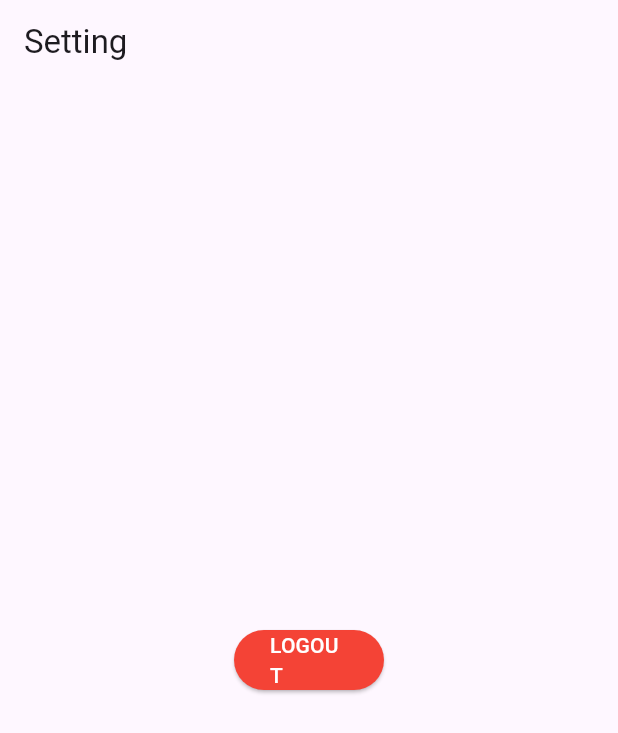
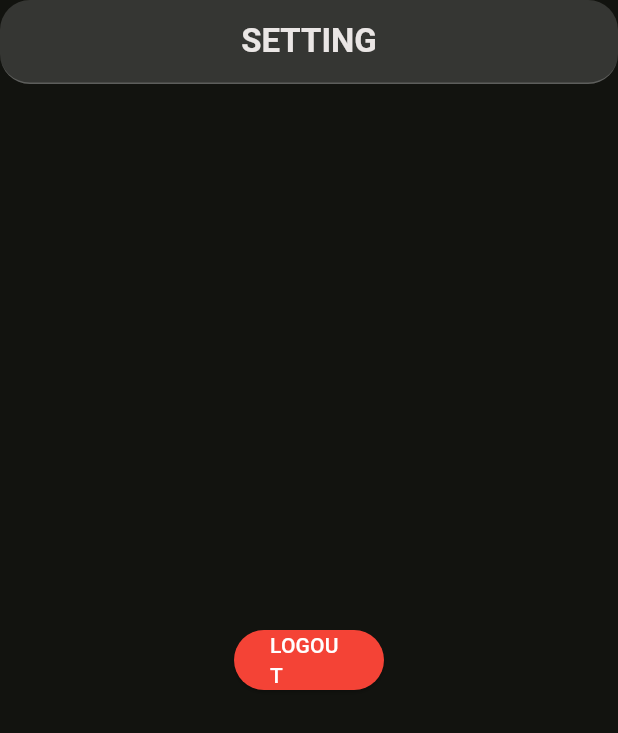
Before and after one commit to AbdulReyza/kelompok_2, a Flutter app: the SettingPage screen opened directly, on a phone screen of 412 x 824 dp. Shown: the top 733 px of the screen. Run offline on Flutter 3.47's test engine with Material 3 defaults, Android fonts, the phone set to English and light mode, and no system bars; our stand-ins replace lottie; Roboto replaces fonts that are missing (Pixel).

Commit message:
style: add effect liquid glass on AppBar page setting

```diff
--- a/lib/presentation/pages/about.dart
+++ b/lib/presentation/pages/about.dart
@@ -131,6 +131,7 @@ class _AboutPageState extends State<AboutPage> {
               "OUR DEVELOPERS",
               style: TextStyle(
                 color: Color(0xFFEAE6E5),
+                fontWeight: FontWeight.bold,
               ),
             ),
           ),
--- a/lib/presentation/pages/setting.dart
+++ b/lib/presentation/pages/setting.dart
@@ -1,4 +1,5 @@
 import 'package:flutter/material.dart';
+import 'dart:ui';
 
 class SettingPage extends StatefulWidget {
   const SettingPage({super.key});
@@ -11,10 +12,8 @@ class _SettingPageState extends State<SettingPage> {
   @override
   Widget build(BuildContext context) {
     return Scaffold(
-      appBar: AppBar(
-        title: Text("Setting"),
-        actions: const [],
-      ),
+      backgroundColor: Color(0xFF12130F),
+      appBar: glassAppBar(),
       body: Center(
         child: SingleChildScrollView(
           padding: EdgeInsets.all(10.0),
@@ -44,4 +43,38 @@ class _SettingPageState extends State<SettingPage> {
       ),
     );
   }
+
+  PreferredSizeWidget glassAppBar() {
+  return PreferredSize(
+    preferredSize: const Size.fromHeight(kToolbarHeight),
+    child: ClipRect(
+      child: BackdropFilter(
+        filter: ImageFilter.blur(sigmaX: 18, sigmaY: 18),
+        child: Container(
+          decoration: BoxDecoration(
+            color: Colors.white.withOpacity(0.15),
+            border: Border(
+              bottom: BorderSide(
+                color: Colors.white.withOpacity(0.2),
+              ),
+            ),
+            borderRadius: BorderRadius.circular(20)
+          ),
+          child: AppBar(
+            backgroundColor: Colors.transparent,
+            elevation: 0,
+            centerTitle: true,
+            title: const Text(
+              "SETTING",
+              style: TextStyle(
+                color: Color(0xFFEAE6E5),
+                fontWeight: FontWeight.bold,
+              ),
+            ),
+          ),
+        ),
+      ),
+    ),
+  );
 }
+}
```
